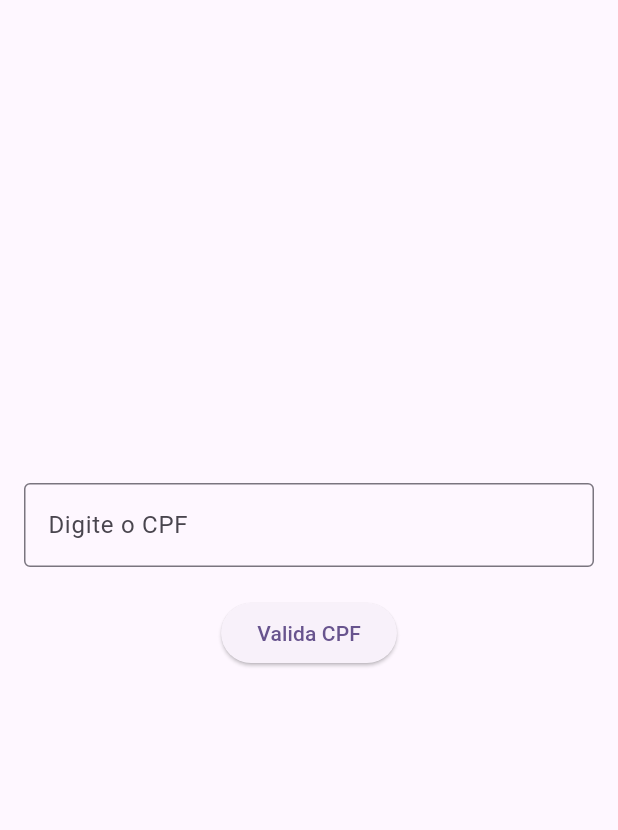
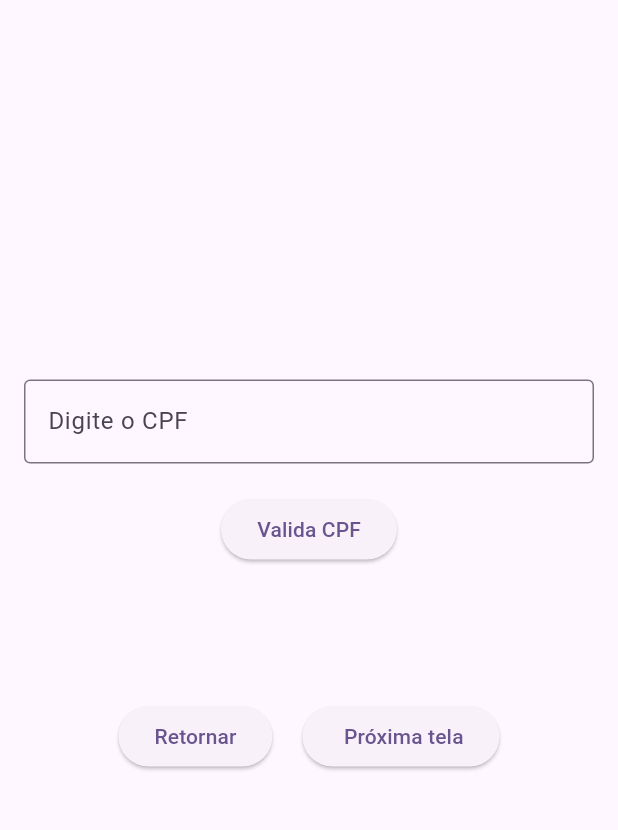
Before and after one commit to LS-F/EstudosFlutter, a Flutter app: the ValidadorCpf screen opened directly, on a phone screen of 412 x 824 dp, the part 84-914 px from its top. Run offline on Flutter 3.47's test engine with Material 3 defaults, Android fonts, the phone set to English and light mode, and no system bars; our stand-ins replace mask_text_input_formatter.

Commit message:
Ajuste de layout - posicionamento dos botões 'retornar' e 'próxima tela'

```diff
--- a/lib/main.dart
+++ b/lib/main.dart
@@ -215,7 +215,7 @@ class _MyHomePageState extends State<MyHomePage> {
               height: 80,
             ),
             SizedBox(
-              width: 100,
+              width: 150,
               height: 45,
               child: FloatingActionButton(
                 heroTag: null,
--- a/lib/screens/validador_cpf.dart
+++ b/lib/screens/validador_cpf.dart
@@ -1,6 +1,8 @@
 import 'package:flutter/material.dart';
 import 'package:playgroundflutter/alerts/AlertDialog1.dart';
+import 'package:playgroundflutter/screens/ImageSize.dart';
 import 'package:mask_text_input_formatter/mask_text_input_formatter.dart';
+import 'package:playgroundflutter/screens/todo_list.dart';
 
 class ValidadorCpf extends StatefulWidget {
   const ValidadorCpf({super.key});
@@ -93,8 +95,39 @@ class _ValidadorCpfState extends State<ValidadorCpf> {
                   onPressed: () {
                     validaCPF(_cpf.text);
                   }
-                  ),
-            ]),
+              ),
+              SizedBox(
+                height: 90,
+              ),
+              Row(
+              mainAxisAlignment: MainAxisAlignment.center,
+              children: [
+                ElevatedButton(
+                  child: const Text('Retornar'),
+                  onPressed: () {
+                    Navigator.pop(
+                      context,
+                      MaterialPageRoute(
+                        builder: (context) => const ImageSize()),
+                    );
+                  },
+                ),
+                const SizedBox(
+                  width: 20,
+                ),
+                ElevatedButton(
+                  child: const Text(' Próxima tela'),
+                  onPressed: () {
+                    Navigator.push(
+                    context,
+                    MaterialPageRoute(builder: (context) => const todoList()),
+                  );
+                  },
+                ),
+              ],
+            ),
+            ],
+          ),
           ),
         ),
       ),
```
